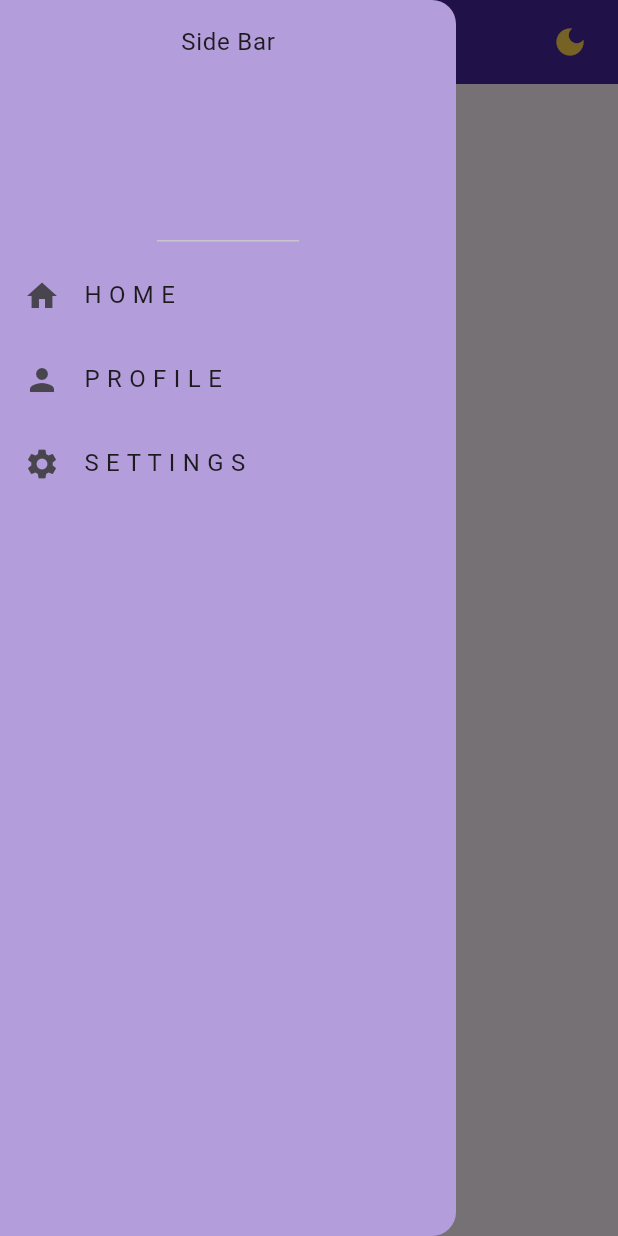
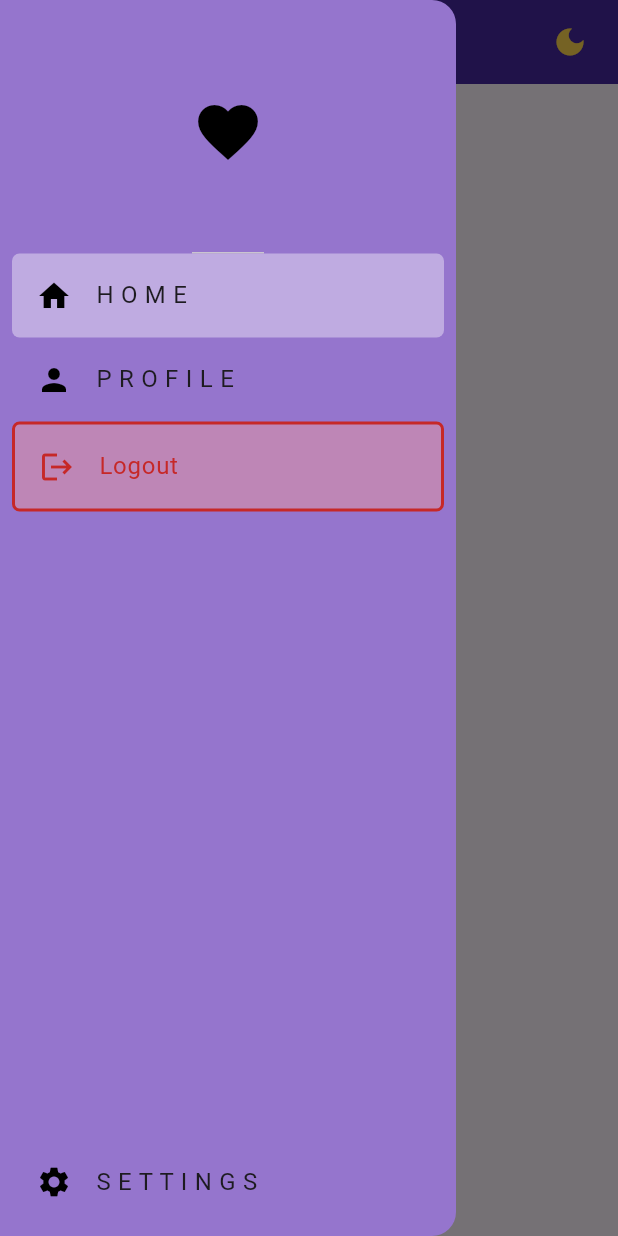
Before and after one commit to DarshDCoding/learningFlutter, a Flutter app: the screen it shows after launch, with the side drawer open, on a phone screen of 412 x 824 dp. Run offline on Flutter 3.47's test engine with Material 3 defaults, Android fonts, the phone set to English and light mode, and no system bars.

Commit message:
adding logic for changing style of ListTiles uisng state and going DRY by creating a widget to handel ListTiles

```diff
--- a/lib/components/navigation_drawer.dart
+++ b/lib/components/navigation_drawer.dart
@@ -1,38 +1,103 @@
 import 'package:flutter/material.dart';
 
+ListTile navOptions(
+  int activeTab,
+  int currentOption,
+  context,
+  IconData icon,
+  String title,
+  String link,
+) {
+  return ListTile(
+    leading: Icon(icon, color: Colors.black),
+    tileColor: activeTab == currentOption
+        ? const Color.fromARGB(100, 255, 255, 255)
+        : Colors.transparent,
+    shape: RoundedRectangleBorder(borderRadius: BorderRadius.circular(5)),
+    title: Text(title),
+    onTap: () {
+      Navigator.pop(context);
+      Navigator.pushNamed(context, link);
+    },
+  );
+}
+
 class NavDrawer extends StatefulWidget {
-  const NavDrawer({super.key});
+  final int currentTab;
+
+  const NavDrawer({super.key, required this.currentTab});
 
   @override
   State<NavDrawer> createState() => _NavDrawerState();
 }
 
 class _NavDrawerState extends State<NavDrawer> {
+  late int activeTab;
+
+  @override
+  void initState() {
+    super.initState();
+    activeTab = widget.currentTab;
+  }
+
   @override
   Widget build(BuildContext context) {
     return Drawer(
-        backgroundColor: Colors.deepPurple.shade200,
+      backgroundColor: Colors.deepPurple.shade300,
+      child: Padding(
+        padding: const EdgeInsets.all(8.0),
         child: Column(
           children: [
-            DrawerHeader(child: Text("Side Bar")),
+            DrawerHeader(
+              padding: EdgeInsets.zero,
+              margin: EdgeInsets.zero,
+              decoration: const BoxDecoration(border: Border()),
+              child: Icon(Icons.favorite, size: 48, color: Colors.black),
+            ),
+
+            navOptions(activeTab, 1, context, Icons.home, "H O M E", "/"),
+            navOptions(
+              activeTab,
+              2,
+              context,
+              Icons.person,
+              "P R O F I L E",
+              "/profile",
+            ),
+
             ListTile(
-            leading: Icon(Icons.home),
-            title: Text("H O M E"),
+              tileColor: const Color.fromARGB(117, 239, 154, 154),
+              horizontalTitleGap: 16,
+              shape: RoundedRectangleBorder(
+                borderRadius: BorderRadiusGeometry.circular(5),
+                side: BorderSide(color: Colors.red.shade800, width: 2),
+              ),
+
+              leading: Icon(Icons.logout, color: Colors.red.shade800),
+              title: Text(
+                "Logout",
+                style: TextStyle(color: Colors.red.shade800),
+              ),
               onTap: () {
-              Navigator.pushNamed(context, "/");
+                print("Logged out");
               },
             ),
-          ListTile(
-            leading: Icon(Icons.person),
-            title: Text("P R O F I L E"),
-            onTap: () => Navigator.pushNamed(context, "/profile"),
+
+            Expanded(
+              child: Align(
+                alignment: AlignmentGeometry.bottomStart,
+                child: navOptions(
+                  activeTab,
+                  3,
+                  context,
+                  Icons.settings,
+                  "S E T T I N G S",
+                  "/settings",
                 ),
-          ListTile(
-            leading: Icon(Icons.settings),
-            title: Text("S E T T I N G S"),
-            onTap: () => Navigator.pushNamed(context, '/settings'),
-          )
+              ),
+            ),
           ],
+        ),
       ),
     );
   }
```
Lines whose indentation alone changed are shown as unchanged.
